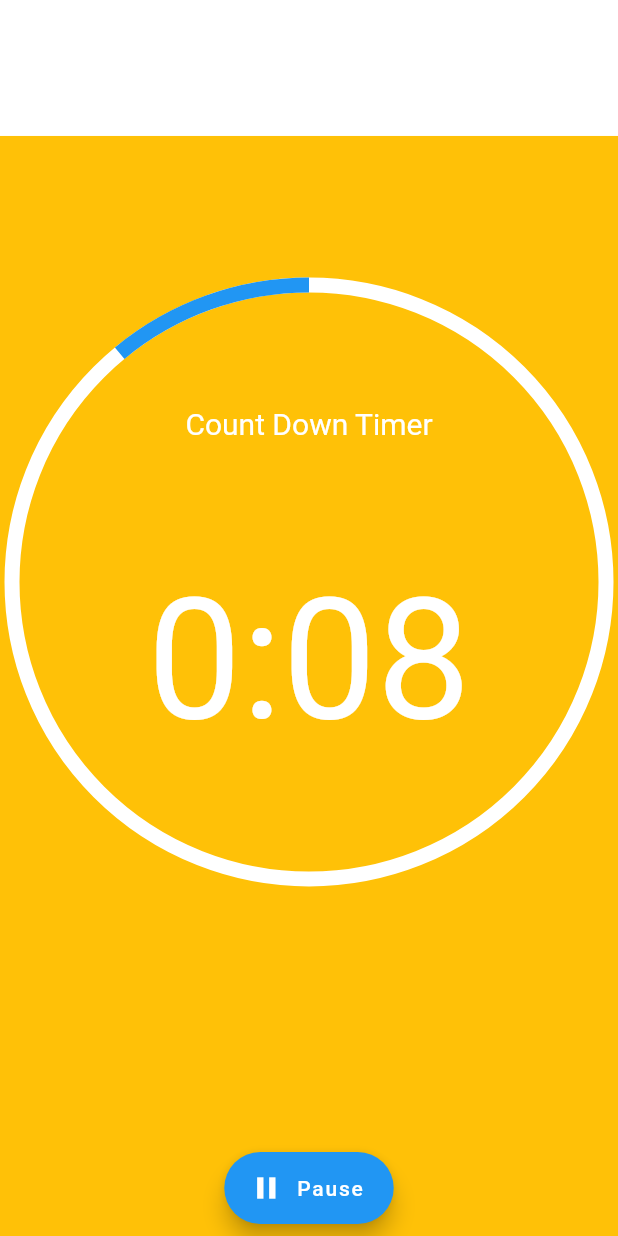
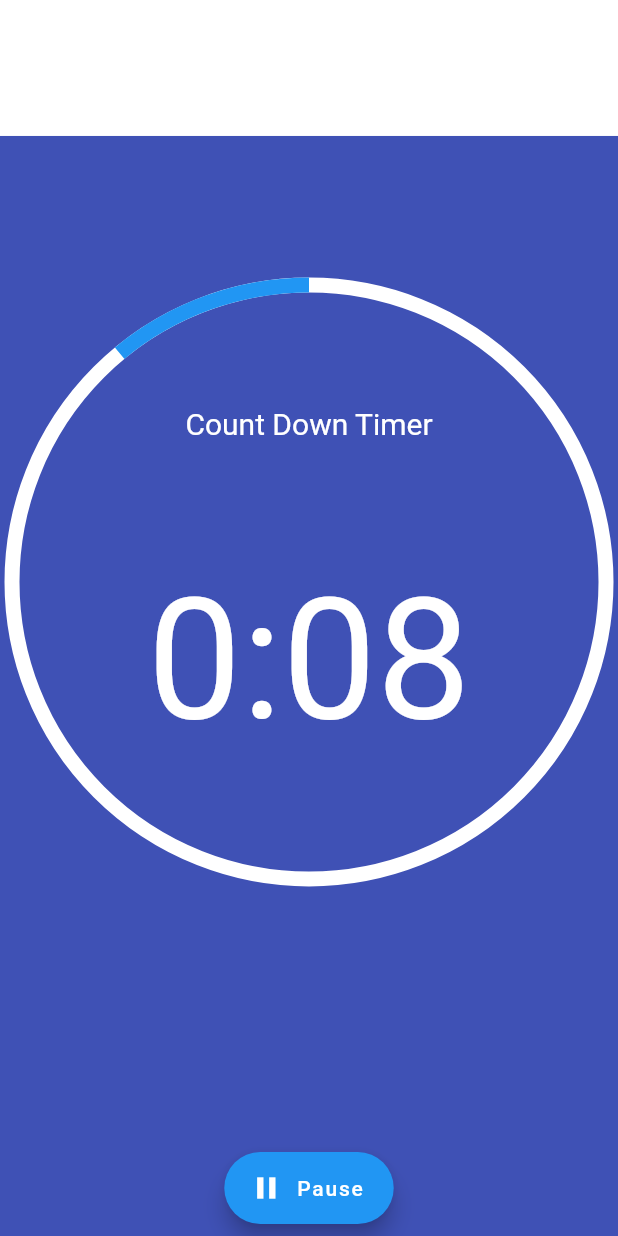
Before and after one commit to ArkadiiShatkovskyi/Flutter, a Flutter app: the screen it shows after launch, after a tap on "Play", on a phone screen of 412 x 824 dp. Run offline on Flutter 3.47's test engine with Material 2 defaults, Android fonts, the phone set to English and light mode, and no system bars; our stand-ins replace ant_icons, charts_flutter, cloud_firestore, firebase_auth, flare_flutter, flutter_svg and 3 more; accounts and stored records are empty.

Commit message:
Styles changes

```diff
--- a/timer_app/lib/screens/Stopwatch_Screen.dart
+++ b/timer_app/lib/screens/Stopwatch_Screen.dart
@@ -54,7 +54,7 @@ class _StopwatchScreenState extends State<StopwatchScreen>
                 Align(
                   alignment: Alignment.bottomCenter,
                   child: Container(
-                    color: Colors.amber,
+                    color: Colors.indigo,
                     height:
                         controller.value * MediaQuery.of(context).size.height,
                   ),
```
